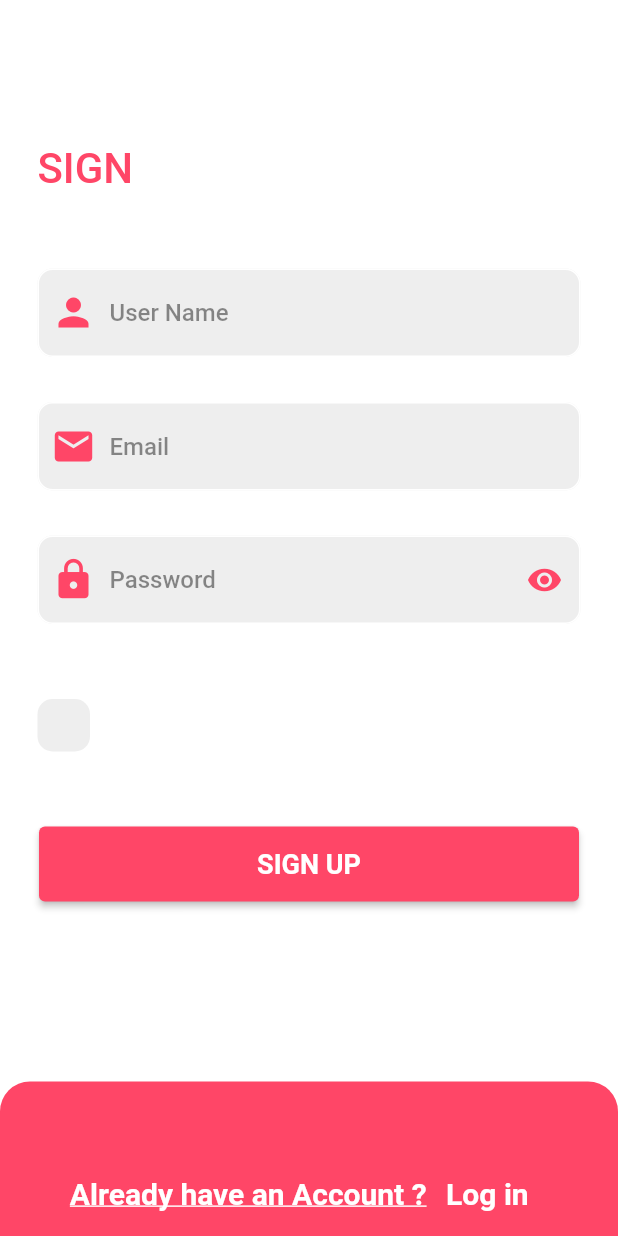
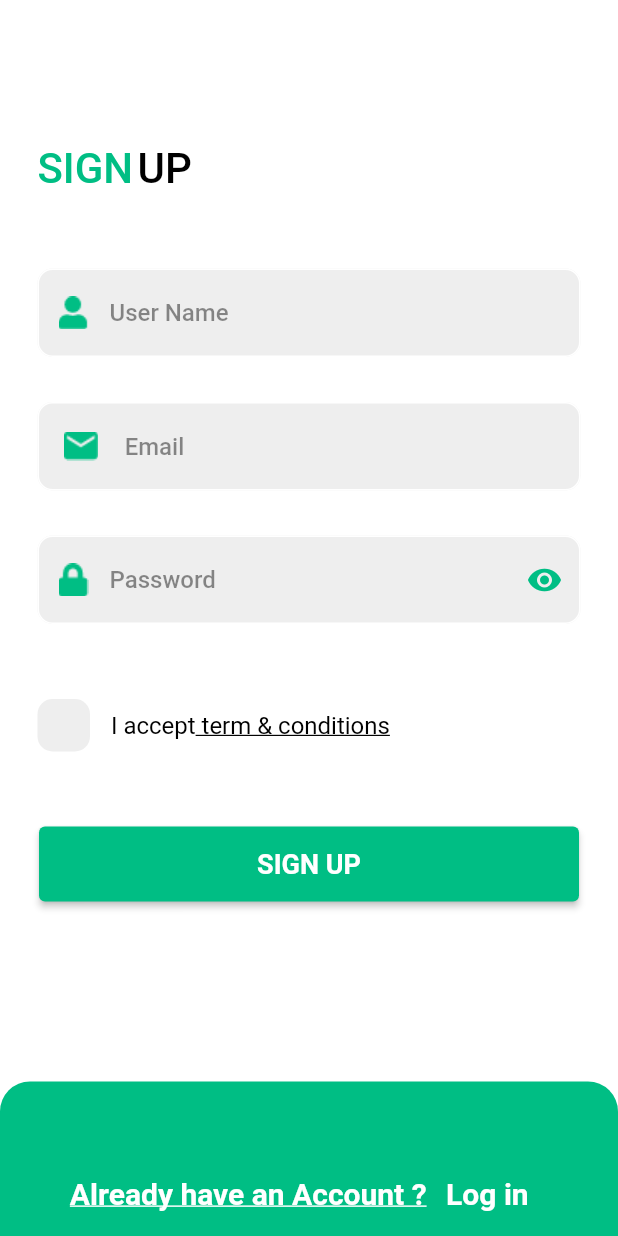
Before and after one commit to mohmedsabryy/E_Commerce_flutter_app, a Flutter app: the screen it shows after launch, after a tap on "Get Start", after a tap on "Sign Up", on a phone screen of 412 x 824 dp. Run offline on Flutter 3.47's test engine with Material 2 defaults, Android fonts, the phone set to English and light mode, and no system bars; our stand-ins replace get, get_storage; network calls fail.

```diff
--- a/lib/view/screen/auth/login_Screen.dart
+++ b/lib/view/screen/auth/login_Screen.dart
@@ -16,22 +16,18 @@ import 'package:get/get_core/src/get_main.dart';
 import 'package:get/get_instance/src/extension_instance.dart';
 import 'package:get/get_navigation/src/extension_navigation.dart';
 
-
-
 class LoginScreen extends StatelessWidget {
   LoginScreen({Key? key}) : super(key: key);
 
-  final formKey =GlobalKey<FormState>() ;
+  final formKey = GlobalKey<FormState>();
   final controller = Get.find<AuthController>();
 
-  final TextEditingController emailController =TextEditingController() ;
-  final TextEditingController passwordController =TextEditingController() ;
-
+  final TextEditingController emailController = TextEditingController();
+  final TextEditingController passwordController = TextEditingController();
 
   @override
   Widget build(BuildContext context) {
     return Scaffold(
-
       appBar: AppBar(
         backgroundColor: Colors.white,
         elevation: 0,
@@ -42,11 +38,7 @@ class LoginScreen extends StatelessWidget {
           children: [
             Padding(
               padding: const EdgeInsets.only(
-                  left: 25,
-                  right: 25,
-                  top: 40,
-                  bottom: 20
-              ),
+                  left: 25, right: 25, top: 40, bottom: 20),
               child: Form(
                 key: formKey,
                 child: Column(
@@ -58,173 +50,168 @@ class LoginScreen extends StatelessWidget {
                           text: "LOG",
                           fontsize: 28,
                           fontWeight: FontWeight.w500,
-                          color:Get.isDarkMode ? mainColor : pinkClr,
+                          color: Get.isDarkMode ? pinkClr : mainColor,
                           underline: TextDecoration.none,
                         ),
-                        const SizedBox(width: 3,),
+                        const SizedBox(
+                          width: 3,
+                        ),
                         TextUtils(
                           text: "IN",
                           fontsize: 28,
                           fontWeight: FontWeight.w500,
-                          color:Get.isDarkMode ?Colors.black :Colors.white ,
+                          color: Get.isDarkMode ? Colors.white : Colors.black,
                           underline: TextDecoration.none,
                         ),
                       ],
                     ),
-                    const SizedBox(height: 50,),
-
+                    const SizedBox(
+                      height: 50,
+                    ),
 
                     // email
                     AuthTextFromField(
                       controller: emailController,
                       obscureText: false,
-                      prefixIcon:Get.isDarkMode? Image.asset('assets/images/email.png') :const Icon(
-                        Icons.email ,
+                      prefixIcon: Get.isDarkMode
+                          ? const Icon(
+                              Icons.email,
                               color: pinkClr,
                               size: 30,
-                      ),
+                            )
+                          : Image.asset('assets/images/email.png'),
                       suffixIcon: const Text(''),
                       hintText: 'Email ',
-                      validator: (value)
-                      {
-                        if(!RegExp(validationEmail).hasMatch(value))
-                        {
-                          return "Invalid Email" ;
+                      validator: (value) {
+                        if (!RegExp(validationEmail).hasMatch(value)) {
+                          return "Invalid Email";
+                        } else {
+                          return null;
                         }
-                        else {
-                          return null ;
-                        }
-
                       },
-                    ) ,
-                    const SizedBox(height: 20,),
+                    ),
+                    const SizedBox(
+                      height: 20,
+                    ),
                     //password
-                    GetBuilder<AuthController>(
-                        builder: (_){
-
-                          return  AuthTextFromField(
-
+                    GetBuilder<AuthController>(builder: (_) {
+                      return AuthTextFromField(
                         controller: passwordController,
                         //obscureText: true,
-                             obscureText:controller.isVisibility? false:true,
-                            prefixIcon: Get.isDarkMode?Image.asset('assets/images/lock.png') :const Icon(
-                              Icons.lock ,
+                        obscureText: controller.isVisibility ? false : true,
+                        prefixIcon: Get.isDarkMode
+                            ? const Icon(
+                          Icons.lock,
                           color: pinkClr,
                           size: 30,
-                            ),
+                        )
+                            : Image.asset('assets/images/lock.png'),
                         suffixIcon: IconButton(
-                              onPressed: (){
+                          onPressed: () {
                             controller.visibility();
                           },
                           // icon: Icon(Icons.visibility),
-                              icon:controller.isVisibility? Icon(
+                          icon: controller.isVisibility
+                              ? Icon(
                                   Icons.visibility_off,
-                                color: Get.isDarkMode? mainColor :pinkClr,
-                              ):Icon(
-                                Icons.visibility ,
-                                color: Get.isDarkMode? mainColor :pinkClr,
+                                  color: Get.isDarkMode ? pinkClr : mainColor,
+                                )
+                              : Icon(
+                                  Icons.visibility,
+                                  color: Get.isDarkMode ? pinkClr : mainColor,
                                 ),
                         ),
                         hintText: 'Password ',
 
-                            validator: (value)
-                            {
-                              if (value.toString().length<=6){
-                                return 'Password should be longer or equal  to 6 characters' ;
-                              }
-                              else {
+                        validator: (value) {
+                          if (value.toString().length <= 6) {
+                            return 'Password should be longer or equal  to 6 characters';
+                          } else {
                             return null;
                           }
-
                         },
-                          ) ;
+                      );
                     }),
-                    const SizedBox(height: 20,),
+                    const SizedBox(
+                      height: 20,
+                    ),
 
                     Align(
                       alignment: Alignment.centerRight,
                       child: TextButton(
-                        onPressed: (){
-                          Get.to( ForgotPassword()) ;
+                        onPressed: () {
+                          Get.to(ForgotPassword());
                         },
-                        child:  TextUtils(
-                          text:' forgot Password ?',
+                        child: TextUtils(
+                          text: ' forgot Password ?',
                           fontsize: 18,
                           fontWeight: FontWeight.normal,
-                          color: Get.isDarkMode?Colors.black:Colors.white,
+                          color: Get.isDarkMode ? Colors.white : Colors.black,
                           underline: TextDecoration.none,
-                        ),),
                         ),
-                    const SizedBox(height:40,),
-
+                      ),
+                    ),
+                    const SizedBox(
+                      height: 40,
+                    ),
 
                     // buttom Login up
 
-
                     AuthButtom(
-                      text:"LOG IN" ,
-                      onPressed: (){
-                        Get.toNamed(Routes.mainScreen) ;
+                      text: "LOG IN",
+                      onPressed: () {
+                        Get.toNamed(Routes.mainScreen);
                       },
-                    ) ,
-                    const SizedBox(height: 30,),
+                    ),
+                    const SizedBox(
+                      height: 30,
+                    ),
                     TextUtils(
                       text: "OR",
                       fontsize: 18,
                       fontWeight: FontWeight.w500,
-                      color:Get.isDarkMode ?Colors.black :Colors.white ,
+                      color: Get.isDarkMode ? Colors.white : Colors.black,
                       underline: TextDecoration.none,
                     ),
-                    const SizedBox(height: 30,),
+                    const SizedBox(
+                      height: 30,
+                    ),
                     Row(
                       mainAxisAlignment: MainAxisAlignment.center,
                       children: [
                         InkWell(
-
                           child: Image.asset('assets/images/facebook.png'),
-                          onTap: (){
-
-                          },
+                          onTap: () {},
                         ),
-                        const SizedBox(width: 30,),
+                        const SizedBox(
+                          width: 30,
+                        ),
                         InkWell(
                           child: Image.asset('assets/images/google.png'),
-                          onTap: (){},
+                          onTap: () {},
                         ),
-
                       ],
                     ),
-                    SizedBox(height: 40,),
-
-
-
-
-
-
-
-
-
-
-
+                    SizedBox(
+                      height: 40,
+                    ),
                   ],
                 ),
               ),
-
-
             ),
-            const SizedBox(height: 70,),
+            const SizedBox(
+              height: 70,
+            ),
             ContainerUnder(
-              onPressed:(){
-                Get.off( SignUpScreen()) ;
-              } ,
+              onPressed: () {
+                Get.off(SignUpScreen());
+              },
               text: "Don't have an account ? ",
               textType: "Sign Up ",
-            ) ,
+            ),
           ],
         ),
       ),
-
-
     );
   }
 }
--- a/lib/view/screen/auth/singup_screen.dart
+++ b/lib/view/screen/auth/singup_screen.dart
@@ -56,7 +56,7 @@ class SignUpScreen extends StatelessWidget {
                               text: "SIGN",
                               fontsize: 28,
                               fontWeight: FontWeight.w500,
-                              color:Get.isDarkMode ? mainColor : pinkClr,
+                              color:Get.isDarkMode ? pinkClr : mainColor,
                               underline: TextDecoration.none,
                             ),
                             const SizedBox(width: 3,),
@@ -64,7 +64,7 @@ class SignUpScreen extends StatelessWidget {
                               text: "UP",
                               fontsize: 28,
                               fontWeight: FontWeight.w500,
-                              color:Get.isDarkMode ?Colors.black :Colors.white ,
+                              color:Get.isDarkMode ? Colors.white :Colors.black ,
                               underline: TextDecoration.none,
                             ),
                           ],
@@ -74,12 +74,13 @@ class SignUpScreen extends StatelessWidget {
                         AuthTextFromField(
                           controller: nameController,
                           obscureText: false,
-                          prefixIcon:Get.isDarkMode? Image.asset('assets/images/user.png')
-                              :const Icon(
-                            Icons.person ,
+                          prefixIcon: Get.isDarkMode
+                              ? const Icon(
+                            Icons.person,
                             color: pinkClr,
                             size: 30,
-                          ),
+                          )
+                              : Image.asset('assets/images/user.png'),
                           suffixIcon: const Text(''),
                           hintText: 'User Name ',
                           validator: (value)
@@ -98,11 +99,13 @@ class SignUpScreen extends StatelessWidget {
                         AuthTextFromField(
                           controller: emailController,
                           obscureText: false,
-                          prefixIcon:Get.isDarkMode? Image.asset('assets/images/email.png') :const Icon(
-                            Icons.email ,
+                          prefixIcon: Get.isDarkMode
+                              ? const Icon(
+                            Icons.email,
                             color: pinkClr,
                             size: 30,
-                          ),
+                          )
+                              : Image.asset('assets/images/email.png'),
                           suffixIcon: const Text(''),
                           hintText: 'Email ',
                           validator: (value)
@@ -124,21 +127,23 @@ class SignUpScreen extends StatelessWidget {
                               return  AuthTextFromField(
                                 controller: passwordController,
                                 obscureText:controller.isVisibility? false:true,
-                                prefixIcon: Get.isDarkMode?Image.asset('assets/images/lock.png') :const Icon(
-                                  Icons.lock ,
+                                prefixIcon: Get.isDarkMode
+                                    ? const Icon(
+                                  Icons.lock,
                                   color: pinkClr,
                                   size: 30,
-                                ),
+                                )
+                                    : Image.asset('assets/images/lock.png'),
                                 suffixIcon: IconButton(
                                   onPressed: (){
                                     controller.visibility();
                                   },
                                   icon:controller.isVisibility? Icon(
                                     Icons.visibility_off,
-                                    color: Get.isDarkMode? mainColor :pinkClr,
+                                    color: Get.isDarkMode?  pinkClr:mainColor,
                                   ):Icon(
                                     Icons.visibility ,
-                                    color: Get.isDarkMode? mainColor :pinkClr,
+                                    color: Get.isDarkMode? pinkClr :mainColor,
                                   ),
                                 ),
                                 hintText: 'Password ',
--- a/lib/view/widgets/authButtom.dart
+++ b/lib/view/widgets/authButtom.dart
@@ -18,7 +18,7 @@ class AuthButtom extends StatelessWidget {
   Widget build(BuildContext context) {
     return ElevatedButton(
       style: ElevatedButton.styleFrom(
-        primary: Get.isDarkMode?mainColor:pinkClr,
+        primary: Get.isDarkMode?pinkClr:mainColor,
         minimumSize: const Size(360, 50),
       ),
       onPressed:onPressed,
--- a/lib/view/widgets/checkWidget.dart
+++ b/lib/view/widgets/checkWidget.dart
@@ -27,11 +27,11 @@ class CheckWidget extends StatelessWidget {
               ),
               child: controller.isCheckBox
                   ? Get.isDarkMode
-                      ? Image.asset('assets/images/check.png')
-                      : const Icon(
-                          Icons.done,
-                          color: pinkClr,
-                        )
+                  ? const Icon(
+                Icons.done,
+                color: pinkClr,
+              )
+                  : Image.asset('assets/images/check.png')
                   : Container(),
             ),
           ),
@@ -44,14 +44,14 @@ class CheckWidget extends StatelessWidget {
                 text: " I accept",
                 fontsize: 16,
                 fontWeight: FontWeight.normal,
-                color: Get.isDarkMode ? Colors.black : Colors.white,
+                color: Get.isDarkMode ? Colors.white : Colors.black,
                 underline: TextDecoration.none,
               ),
               TextUtils(
                 text: " term & conditions",
                 fontsize: 16,
                 fontWeight: FontWeight.normal,
-                color: Get.isDarkMode ? Colors.black : Colors.white,
+                color: Get.isDarkMode ? Colors.white : Colors.black,
                 underline: TextDecoration.underline,
               ),
             ],
--- a/lib/view/widgets/container_under.dart
+++ b/lib/view/widgets/container_under.dart
@@ -23,7 +23,7 @@ class ContainerUnder extends StatelessWidget {
         width:double.infinity ,
         height: 150,
         decoration: BoxDecoration(
-            color:Get.isDarkMode? mainColor:pinkClr,
+            color:Get.isDarkMode? pinkClr:mainColor,
             borderRadius:const BorderRadius.only(
               topLeft: Radius.circular(20) ,
               topRight: Radius.circular(20) ,
```
Also changed, not shown: lib/view/screen/auth/forgot_password_screen.dart (+16 -11 lines), lib/view/screen/home_screen.dart (+84 -6 lines), lib/view/widgets/home/card_items.dart (added, +131 -0 lines), lib/view/widgets/home/search_text_form.dart (added, +55 -0 lines), pubspec.lock. Lines whose indentation alone changed are shown as unchanged.
